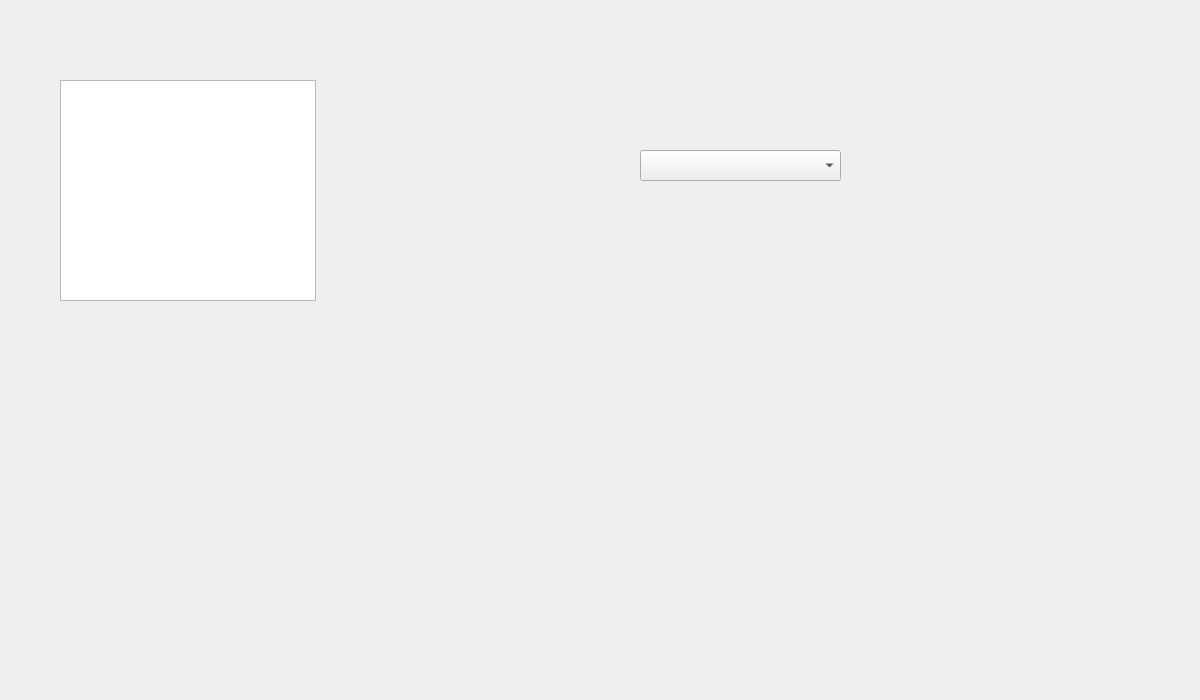
This is CS1D-Basketball-master/Basketball/info.ui in moetaei/CS1D-Basketball as Qt 5 draws it before an edit. The edited form follows.
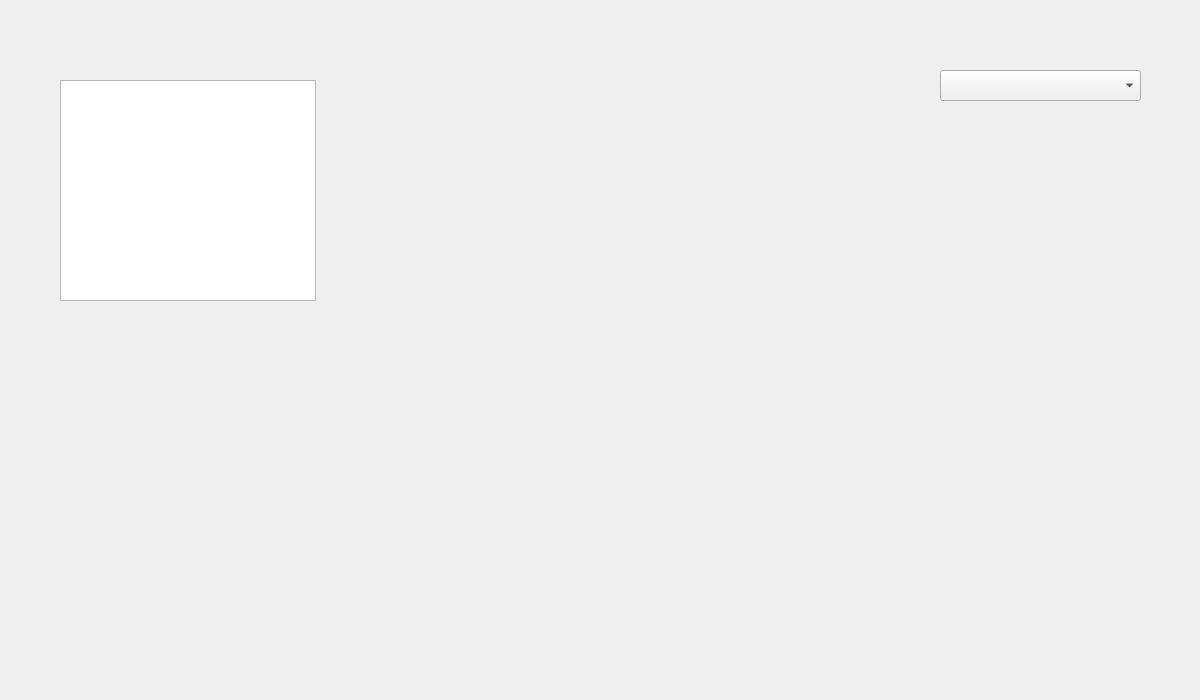
This is the edited form.

Commit message: info tab

Diff of the .ui file:
```diff
--- a/CS1D-Basketball-master/Basketball/info.ui
+++ b/CS1D-Basketball-master/Basketball/info.ui
@@ -16,8 +16,8 @@
   <widget class="QComboBox" name="teamOptions">
    <property name="geometry">
     <rect>
-     <x>640</x>
-     <y>150</y>
+     <x>940</x>
+     <y>70</y>
      <width>201</width>
      <height>31</height>
     </rect>
```
The commit also changes 4 other files.
